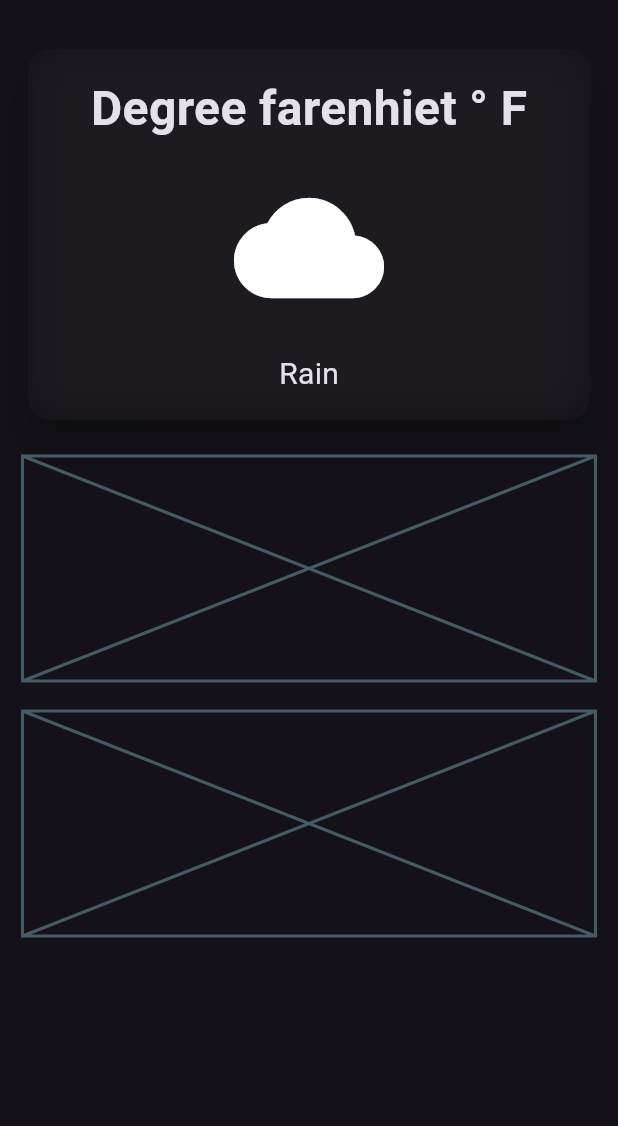
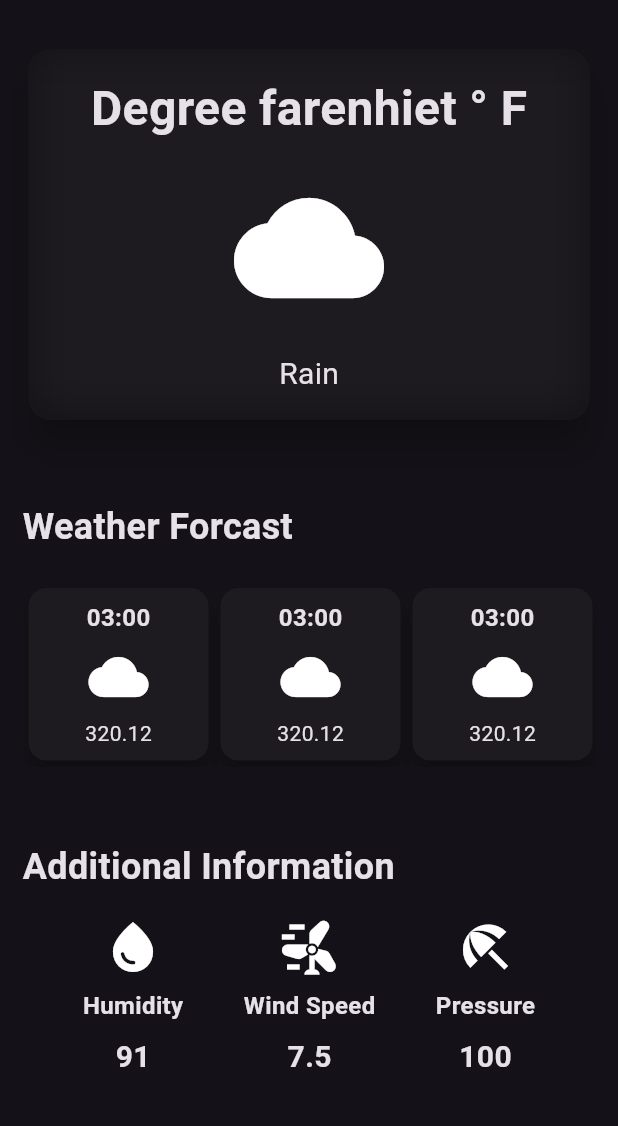
Before and after one commit to Aarush-Parashar/Weather_app_flutter, a Flutter app: the screen it shows after launch, on a phone screen of 412 x 824 dp, the part 63-1189 px from its top. Run offline on Flutter 3.47's test engine with Material 3 defaults, Android fonts, the phone set to English and light mode, and no system bars.

Commit message:
created additional cards

```diff
--- /dev/null
+++ b/lib/additional_info_items.dart
@@ -0,0 +1,38 @@
+import 'package:flutter/material.dart';
+
+class AdditionalInfoItems extends StatelessWidget {
+  final IconData icon;
+  final String label;
+  final String value;
+  const AdditionalInfoItems({
+    super.key,
+    required this.label,
+    required this.icon,
+    required this.value,
+  });
+
+  @override
+  Widget build(BuildContext context) {
+    return Column(
+      children: [
+        Icon(
+          icon,
+          size: 40,
+        ),
+        const SizedBox(height: 8),
+        Text(
+          label,
+          style: const TextStyle(fontSize: 16, fontWeight: FontWeight.bold),
+        ),
+        const SizedBox(height: 8),
+        Text(
+          value,
+          style: const TextStyle(
+            fontSize: 20,
+            fontWeight: FontWeight.bold,
+          ),
+        ),
+      ],
+    );
+  }
+}
--- /dev/null
+++ b/lib/hourly_forcast_items.dart
@@ -0,0 +1,38 @@
+import 'package:flutter/material.dart';
+
+class HourlyForcastItem extends StatelessWidget {
+  const HourlyForcastItem({super.key});
+
+  @override
+  Widget build(BuildContext context) {
+    return Card(
+      elevation: 6,
+      child: Container(
+        width: 120,
+        decoration: BoxDecoration(borderRadius: BorderRadius.circular(12)),
+        padding: const EdgeInsets.all(8.0),
+        child: const Column(
+          children: [
+            Text(
+              "03:00",
+              style: TextStyle(fontSize: 16, fontWeight: FontWeight.bold),
+            ),
+            SizedBox(
+              height: 8,
+            ),
+            Icon(
+              Icons.cloud,
+              size: 40,
+            ),
+            SizedBox(
+              height: 8,
+            ),
+            Text(
+              "320.12",
+            ),
+          ],
+        ),
+      ),
+    );
+  }
+}
--- a/lib/weather_screen.dart
+++ b/lib/weather_screen.dart
@@ -1,7 +1,7 @@
 import 'dart:ui';
-
-import 'package:flutter/cupertino.dart';
 import 'package:flutter/material.dart';
+import 'package:weather_app_flutter/additional_info_items.dart';
+import 'hourly_forcast_items.dart';
 
 class WeatherScreen extends StatelessWidget {
   const WeatherScreen({super.key});
@@ -28,6 +28,7 @@ class WeatherScreen extends StatelessWidget {
       body: Padding(
         padding: const EdgeInsets.all(15.0),
         child: Column(
+          crossAxisAlignment: CrossAxisAlignment.start,
           children: [
             SizedBox(
               width: double.infinity,
@@ -71,22 +72,56 @@ class WeatherScreen extends StatelessWidget {
               ),
             ),
 
-            const SizedBox(
-              height: 20,
+            const SizedBox(height: 50),
+            const Text(
+              "Weather Forcast",
+              style: TextStyle(fontSize: 24, fontWeight: FontWeight.bold),
             ),
-
-            //forecast
-            const Placeholder(
-              fallbackHeight: 150,
+            const SizedBox(height: 20),
+            const SingleChildScrollView(
+              scrollDirection: Axis.horizontal,
+              child: Row(
+                children: [
+                  HourlyForcastItem(),
+                  HourlyForcastItem(),
+                  HourlyForcastItem(),
+                  HourlyForcastItem(),
+                  HourlyForcastItem(),
+                ],
+              ),
             ),
 
             const SizedBox(
-              height: 20,
+              height: 50,
             ),
 
             //additional info
-            const Placeholder(
-              fallbackHeight: 150,
+            const Text(
+              "Additional Information",
+              style: TextStyle(fontSize: 24, fontWeight: FontWeight.bold),
+            ),
+            const SizedBox(
+              height: 16,
+            ),
+            const Row(
+              mainAxisAlignment: MainAxisAlignment.spaceEvenly,
+              children: [
+                AdditionalInfoItems(
+                  icon: Icons.water_drop,
+                  label: "Humidity",
+                  value: "91",
+                ),
+                AdditionalInfoItems(
+                  icon: Icons.wind_power,
+                  label: "Wind Speed",
+                  value: "7.5",
+                ),
+                AdditionalInfoItems(
+                  icon: Icons.beach_access,
+                  label: "Pressure",
+                  value: "100",
+                ),
+              ],
             ),
           ],
         ),
```
